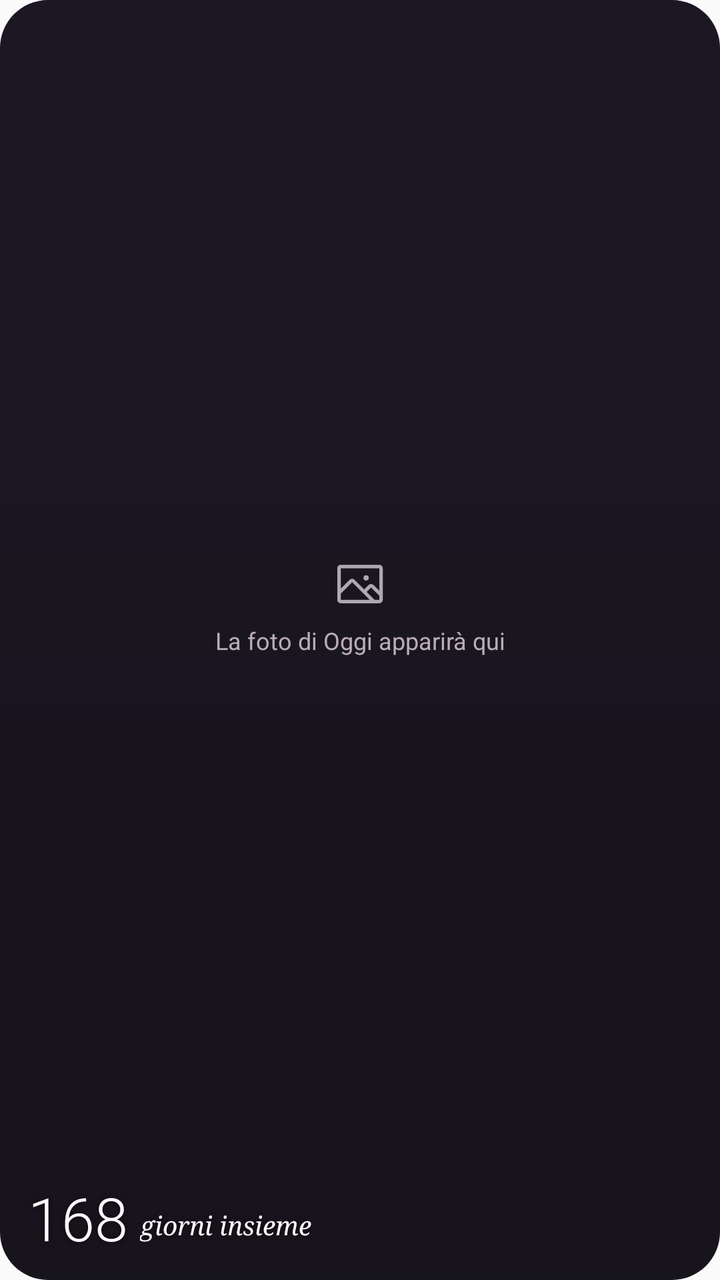
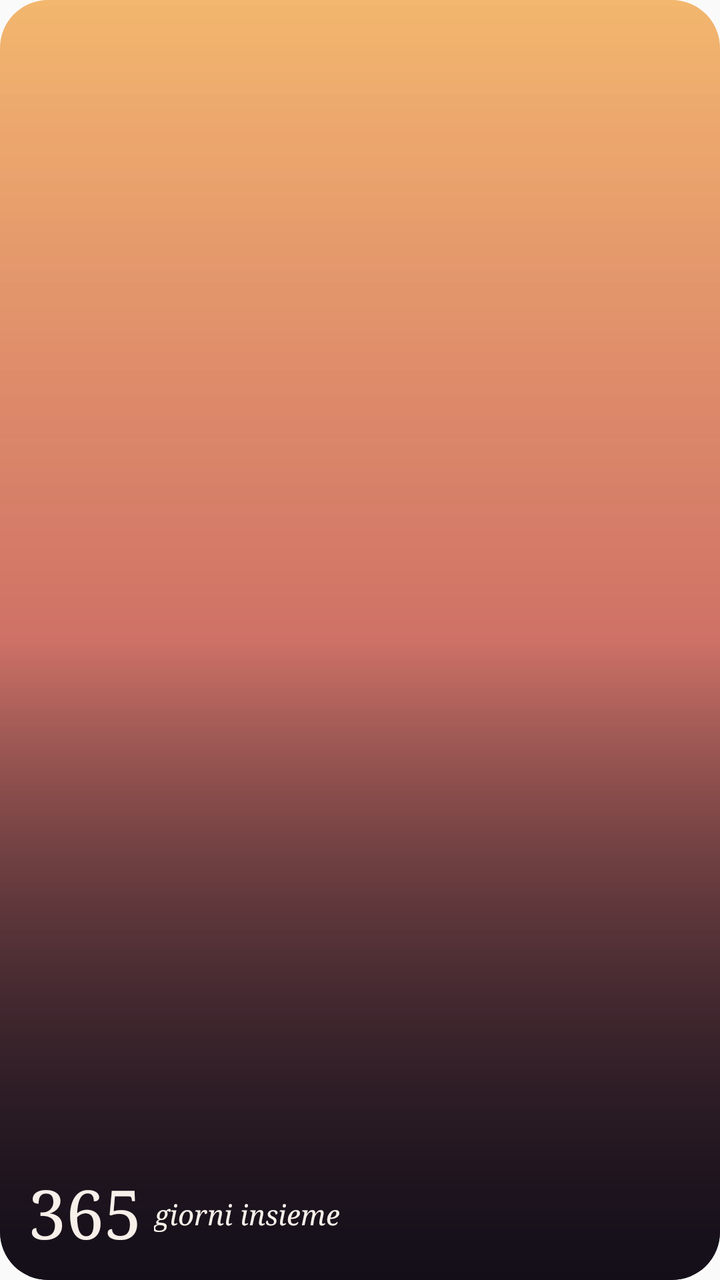

The first picture is an Android layout as it rendered before a commit; the second is the same layout after the commit. The layout source and the unified diff follow.
<!-- AndroidManifest.xml: another module's application theme AppTheme -->
<!-- res/layout/us_widget_preview_photo.xml -->
<?xml version="1.0" encoding="utf-8"?>
<FrameLayout xmlns:android="http://schemas.android.com/apk/res/android"
    android:layout_width="match_parent"
    android:layout_height="match_parent"
    android:background="@drawable/us_widget_background"
    android:contentDescription="@string/us_widget_photo_name">

    <ImageView
        android:layout_width="match_parent"
        android:layout_height="match_parent"
        android:importantForAccessibility="no"
        android:scaleType="fitXY"
        android:visibility="gone" />

    <ImageView
        android:layout_width="match_parent"
        android:layout_height="match_parent"
        android:importantForAccessibility="no"
        android:scaleType="fitXY"
        android:src="@drawable/us_widget_photo_scrim"
        android:visibility="gone" />

    <LinearLayout
        android:layout_width="match_parent"
        android:layout_height="match_parent"
        android:gravity="center"
        android:orientation="vertical"
        android:paddingStart="16dp"
        android:paddingEnd="16dp"
        android:paddingBottom="34dp">

        <TextView
            android:layout_width="match_parent"
            android:layout_height="wrap_content"
            android:drawableTop="@drawable/us_widget_image"
            android:drawablePadding="8dp"
            android:gravity="center"
            android:includeFontPadding="false"
            android:maxLines="3"
            android:text="@string/us_widget_photo_empty"
            android:textColor="@color/us_widget_muted"
            android:textSize="12sp" />
    </LinearLayout>

    <LinearLayout
        android:layout_width="match_parent"
        android:layout_height="wrap_content"
        android:layout_gravity="bottom"
        android:gravity="bottom"
        android:orientation="horizontal"
        android:paddingStart="14dp"
        android:paddingEnd="14dp"
        android:paddingBottom="12dp">

        <TextView
            android:layout_width="wrap_content"
            android:layout_height="wrap_content"
            android:fontFamily="sans-serif-light"
            android:includeFontPadding="false"
            android:maxLines="1"
            android:shadowColor="#99000000"
            android:shadowRadius="6"
            android:textColor="@color/us_widget_text"
            android:textSize="30sp"
            android:text="168" />

        <TextView
            android:layout_width="wrap_content"
            android:layout_height="wrap_content"
            android:layout_marginStart="6dp"
            android:layout_marginBottom="3dp"
            android:fontFamily="serif"
            android:includeFontPadding="false"
            android:maxLines="1"
            android:shadowColor="#99000000"
            android:shadowRadius="6"
            android:textColor="@color/us_widget_text"
            android:textSize="13sp"
            android:textStyle="italic"
            android:text="giorni insieme" />
    </LinearLayout>
</FrameLayout>
<!-- resources referenced by this layout -->
<resources>
  <color name="us_widget_muted">#B9ADB9</color>
  <color name="us_widget_text">#FFF8FD</color>
  <!-- drawable us_widget_background (drawable) -->
  <?xml version="1.0" encoding="utf-8"?>
  <shape xmlns:android="http://schemas.android.com/apk/res/android" android:shape="rectangle">
      <gradient
          android:angle="270"
          android:endColor="#F20A0710"
          android:startColor="#F2110B18" />
      <corners android:radius="24dp" />
  </shape>
  <!-- drawable us_widget_image (drawable) -->
  <?xml version="1.0" encoding="utf-8"?>
  <vector xmlns:android="http://schemas.android.com/apk/res/android"
      android:width="28dp"
      android:height="28dp"
      android:viewportWidth="256"
      android:viewportHeight="256">
      <path
          android:fillColor="#A6FFF8FD"
          android:pathData="M216,40H40A16,16,0,0,0,24,56V200a16,16,0,0,0,16,16H216a16,16,0,0,0,16-16V56A16,16,0,0,0,216,40Zm0,16V158.75l-26.07-26.06a16,16,0,0,0-22.63,0l-20,20-44-44a16,16,0,0,0-22.62,0L40,149.37V56ZM40,172l52-52,80,80H40Zm176,28H194.63l-36-36,20-20L216,181.38V200ZM144,100a12,12,0,1,1,12,12A12,12,0,0,1,144,100Z" />
  </vector>
  <!-- drawable us_widget_photo_scrim (drawable) -->
  <?xml version="1.0" encoding="utf-8"?>
  <shape xmlns:android="http://schemas.android.com/apk/res/android" android:shape="rectangle">
      <gradient android:angle="90" android:startColor="#D90A0710" android:centerColor="#330A0710" android:endColor="#000A0710" />
      <corners android:radius="24dp" />
  </shape>
  <string name="us_widget_photo_empty">La foto di Oggi apparirà qui</string>
  <string name="us_widget_photo_name">Foto &amp; Noi</string>
  <style name="AppTheme" parent="Theme.AppCompat.Light.DarkActionBar">
          
          <item name="colorPrimary">@color/colorPrimary</item>
          <item name="colorPrimaryDark">@color/colorPrimaryDark</item>
          <item name="colorAccent">@color/colorAccent</item>
      </style>
</resources>

<!-- the commit's change to res/layout/us_widget_preview_photo.xml (unified diff, before → after) -->
@@ -2,51 +2,20 @@
 <FrameLayout xmlns:android="http://schemas.android.com/apk/res/android"
     android:layout_width="match_parent"
     android:layout_height="match_parent"
-    android:background="@drawable/us_widget_background"
-    android:contentDescription="@string/us_widget_photo_name">
+    android:background="@drawable/us_widget_preview_photo_art">
 
     <ImageView
         android:layout_width="match_parent"
         android:layout_height="match_parent"
         android:importantForAccessibility="no"
         android:scaleType="fitXY"
-        android:visibility="gone" />
-
-    <ImageView
-        android:layout_width="match_parent"
-        android:layout_height="match_parent"
-        android:importantForAccessibility="no"
-        android:scaleType="fitXY"
-        android:src="@drawable/us_widget_photo_scrim"
-        android:visibility="gone" />
-
-    <LinearLayout
-        android:layout_width="match_parent"
-        android:layout_height="match_parent"
-        android:gravity="center"
-        android:orientation="vertical"
-        android:paddingStart="16dp"
-        android:paddingEnd="16dp"
-        android:paddingBottom="34dp">
-
-        <TextView
-            android:layout_width="match_parent"
-            android:layout_height="wrap_content"
-            android:drawableTop="@drawable/us_widget_image"
-            android:drawablePadding="8dp"
-            android:gravity="center"
-            android:includeFontPadding="false"
-            android:maxLines="3"
-            android:text="@string/us_widget_photo_empty"
-            android:textColor="@color/us_widget_muted"
-            android:textSize="12sp" />
-    </LinearLayout>
+        android:src="@drawable/us_widget_photo_scrim" />
 
     <LinearLayout
         android:layout_width="match_parent"
         android:layout_height="wrap_content"
         android:layout_gravity="bottom"
-        android:gravity="bottom"
+        android:gravity="center_vertical"
         android:orientation="horizontal"
         android:paddingStart="14dp"
         android:paddingEnd="14dp"
@@ -55,28 +24,23 @@
         <TextView
             android:layout_width="wrap_content"
             android:layout_height="wrap_content"
-            android:fontFamily="sans-serif-light"
+            android:fontFamily="serif"
             android:includeFontPadding="false"
-            android:maxLines="1"
-            android:shadowColor="#99000000"
-            android:shadowRadius="6"
+            android:text="@string/us_widget_preview_days"
             android:textColor="@color/us_widget_text"
-            android:textSize="30sp"
-            android:text="168" />
+            android:textSize="34sp" />
 
         <TextView
-            android:layout_width="wrap_content"
+            android:layout_width="0dp"
             android:layout_height="wrap_content"
             android:layout_marginStart="6dp"
-            android:layout_marginBottom="3dp"
+            android:layout_weight="1"
             android:fontFamily="serif"
             android:includeFontPadding="false"
-            android:maxLines="1"
-            android:shadowColor="#99000000"
-            android:shadowRadius="6"
+            android:maxLines="2"
+            android:text="@string/us_widget_preview_days_unit"
             android:textColor="@color/us_widget_text"
-            android:textSize="13sp"
-            android:textStyle="italic"
-            android:text="giorni insieme" />
+            android:textSize="14sp"
+            android:textStyle="italic" />
     </LinearLayout>
 </FrameLayout>
<!-- resource entries referenced after the edit -->
@@ -1,35 +1,20 @@
 <!-- resources referenced by this layout -->
 <resources>
-  <color name="us_widget_muted">#B9ADB9</color>
-  <color name="us_widget_text">#FFF8FD</color>
-  <!-- drawable us_widget_background (drawable) -->
-  <?xml version="1.0" encoding="utf-8"?>
-  <shape xmlns:android="http://schemas.android.com/apk/res/android" android:shape="rectangle">
-      <gradient
-          android:angle="270"
-          android:endColor="#F20A0710"
-          android:startColor="#F2110B18" />
-      <corners android:radius="24dp" />
-  </shape>
-  <!-- drawable us_widget_image (drawable) -->
-  <?xml version="1.0" encoding="utf-8"?>
-  <vector xmlns:android="http://schemas.android.com/apk/res/android"
-      android:width="28dp"
-      android:height="28dp"
-      android:viewportWidth="256"
-      android:viewportHeight="256">
-      <path
-          android:fillColor="#A6FFF8FD"
-          android:pathData="M216,40H40A16,16,0,0,0,24,56V200a16,16,0,0,0,16,16H216a16,16,0,0,0,16-16V56A16,16,0,0,0,216,40Zm0,16V158.75l-26.07-26.06a16,16,0,0,0-22.63,0l-20,20-44-44a16,16,0,0,0-22.62,0L40,149.37V56ZM40,172l52-52,80,80H40Zm176,28H194.63l-36-36,20-20L216,181.38V200ZM144,100a12,12,0,1,1,12,12A12,12,0,0,1,144,100Z" />
-  </vector>
+  <color name="us_widget_text">#FFF7EFE9</color>
   <!-- drawable us_widget_photo_scrim (drawable) -->
   <?xml version="1.0" encoding="utf-8"?>
   <shape xmlns:android="http://schemas.android.com/apk/res/android" android:shape="rectangle">
-      <gradient android:angle="90" android:startColor="#D90A0710" android:centerColor="#330A0710" android:endColor="#000A0710" />
+      <gradient android:angle="90" android:startColor="#D90F0B13" android:centerColor="#330F0B13" android:endColor="#000F0B13" />
       <corners android:radius="24dp" />
   </shape>
-  <string name="us_widget_photo_empty">La foto di Oggi apparirà qui</string>
-  <string name="us_widget_photo_name">Foto &amp; Noi</string>
+  <!-- drawable us_widget_preview_photo_art (drawable) -->
+  <?xml version="1.0" encoding="utf-8"?>
+  <shape xmlns:android="http://schemas.android.com/apk/res/android" android:shape="rectangle">
+      <gradient android:angle="300" android:startColor="#FFF3B76E" android:centerColor="#FFFF8B7B" android:endColor="#FF2A1F35" />
+      <corners android:radius="24dp" />
+  </shape>
+  <string name="us_widget_preview_days">365</string>
+  <string name="us_widget_preview_days_unit">giorni insieme</string>
   <style name="AppTheme" parent="Theme.AppCompat.Light.DarkActionBar">
           
           <item name="colorPrimary">@color/colorPrimary</item>
